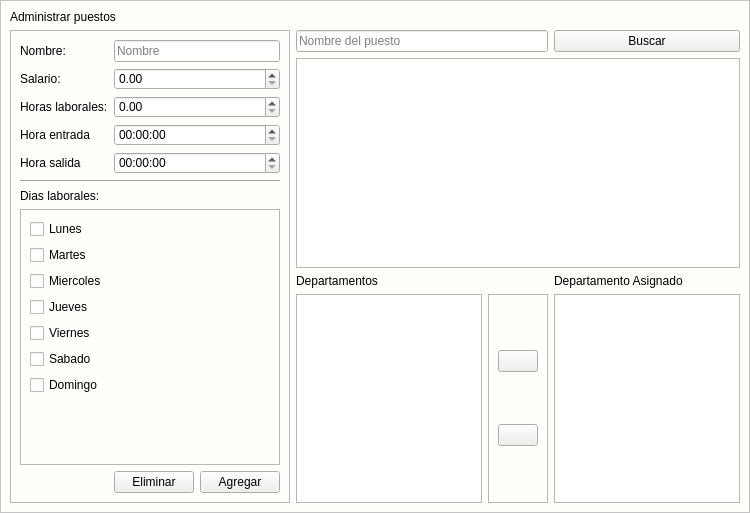
Above: app/View/UserInterfaceUi/UI_ADMINISTRAR_PUESTOS.ui from LAngelVp/software-punto-de-venta before the change. Below: the same form after it.
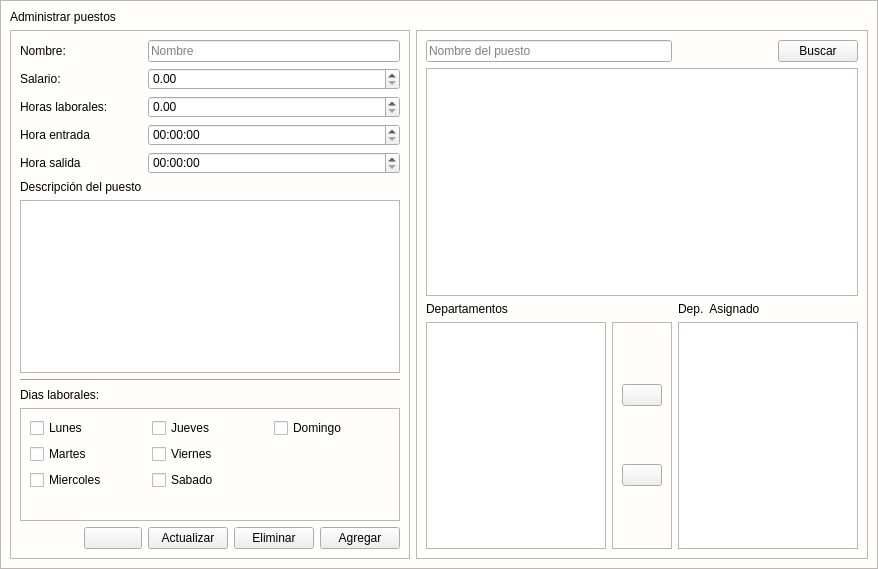
That is the form after the change. Icons and pictures are not drawn.

Commit message: Fakta agregar el puesto

Patch:
```diff
--- a/app/View/UserInterfaceUi/UI_ADMINISTRAR_PUESTOS.ui
+++ b/app/View/UserInterfaceUi/UI_ADMINISTRAR_PUESTOS.ui
@@ -6,8 +6,8 @@
    <rect>
     <x>0</x>
     <y>0</y>
-    <width>750</width>
-    <height>513</height>
+    <width>878</width>
+    <height>569</height>
    </rect>
   </property>
   <property name="minimumSize">
@@ -29,7 +29,7 @@
    <string notr="true">#Formulario_puestos{
 background: #fffefb;
 }
-#contenedor{
+[objectName*=&quot;contenedor&quot;]{
 background: #fffefb;
 }
 [objectName*=&quot;etiquetaTitulo_&quot;]{
@@ -62,6 +62,19 @@
 [objectName*=&quot;txt_&quot;]:focus{
 border-bottom: 2px solid #023375;
 }
+[objectName*=&quot;txtlargo_&quot;]{
+font-size: 14px;
+font-family:Arial;
+color: #1d1c1c;
+background: #F5F5F5;
+border:none;
+border-radius: 5px;
+border-bottom: 1px solid #1d1c1c;
+max-height: 100px;
+}
+[objectName*=&quot;txtlargo_&quot;]:focus{
+border-bottom: 2px solid #023375;
+}
 [objectName*=&quot;cajaopcion_&quot;]{
 font-size: 14px;
 font-weight:bold;
@@ -117,7 +130,9 @@
 border-radius:2px;
     margin: 22px 0 22px 0; 
 }
-
+#QListWidget{
+min-weight: 80px;
+}
 [objectName*=&quot;tabla_&quot;] QScrollBar::handle:vertical {
     background: #023375;  /* Color del &quot;manejador&quot; */
     min-height: 20px;  /* Altura mínima del manejador */
@@ -173,7 +188,7 @@
    <property name="spacing">
     <number>0</number>
    </property>
-   <item row="0" column="1">
+   <item row="0" column="0">
     <widget class="QFrame" name="contenedor">
      <property name="styleSheet">
       <string notr="true"/>
@@ -184,15 +199,15 @@
      <property name="frameShadow">
       <enum>QFrame::Raised</enum>
      </property>
-     <layout class="QGridLayout" name="gridLayout_2">
-      <item row="1" column="1" colspan="2">
-       <widget class="QLineEdit" name="txt_buscarpuesto">
-        <property name="placeholderText">
-         <string>Nombre del puesto</string>
+     <layout class="QGridLayout" name="gridLayout_6">
+      <item row="0" column="0">
+       <widget class="QLabel" name="etiquetaTitulo_administrarpuestos">
+        <property name="text">
+         <string>Administrar puestos</string>
         </property>
        </widget>
       </item>
-      <item row="1" column="0" rowspan="4">
+      <item row="1" column="0">
        <widget class="QFrame" name="contenedor_formulario">
         <property name="styleSheet">
          <string notr="true"/>
@@ -204,91 +219,135 @@
          <enum>QFrame::Raised</enum>
         </property>
         <layout class="QGridLayout" name="gridLayout_3">
-         <item row="4" column="0">
-          <widget class="QLabel" name="etiqueta_horasalida">
-           <property name="text">
-            <string>Hora salida</string>
-           </property>
-          </widget>
-         </item>
-         <item row="4" column="1" colspan="2">
-          <widget class="QTimeEdit" name="tiempo_horasalida">
-           <property name="calendarPopup">
-            <bool>true</bool>
-           </property>
-          </widget>
-         </item>
-         <item row="9" column="1">
+         <item row="11" column="3">
           <widget class="QPushButton" name="btn_btn_eliminar">
            <property name="text">
             <string>Eliminar</string>
            </property>
           </widget>
          </item>
-         <item row="1" column="1" colspan="2">
-          <widget class="QDoubleSpinBox" name="decimal_salario">
-           <property name="maximum">
-            <double>9999999999999999635896294965248.000000000000000</double>
-           </property>
-          </widget>
-         </item>
-         <item row="0" column="1" colspan="2">
-          <widget class="QLineEdit" name="txt_nombrepuesto">
-           <property name="placeholderText">
-            <string>Nombre</string>
-           </property>
-          </widget>
-         </item>
-         <item row="3" column="1" colspan="2">
-          <widget class="QTimeEdit" name="tiempo_horaentrada">
-           <property name="calendarPopup">
-            <bool>true</bool>
-           </property>
-          </widget>
-         </item>
-         <item row="2" column="1" colspan="2">
-          <widget class="QDoubleSpinBox" name="decimal_horaslaborales">
-           <property name="maximum">
-            <double>9999999999999999635896294965248.000000000000000</double>
-           </property>
-          </widget>
-         </item>
-         <item row="3" column="0">
-          <widget class="QLabel" name="etiqueta_horaentrada">
-           <property name="text">
-            <string>Hora entrada</string>
-           </property>
-          </widget>
-         </item>
-         <item row="9" column="2">
+         <item row="11" column="4">
           <widget class="QPushButton" name="btn_btn_agregar">
            <property name="text">
             <string>Agregar</string>
            </property>
           </widget>
          </item>
-         <item row="2" column="0">
-          <widget class="QLabel" name="etiqueta_horas_laborales">
+         <item row="6" column="0" colspan="5">
+          <widget class="QPlainTextEdit" name="txtlargo_descripcionpuesto"/>
+         </item>
+         <item row="8" column="0" colspan="5">
+          <widget class="QLabel" name="etiqueta_diaslaborales">
            <property name="text">
-            <string>Horas laborales:</string>
+            <string>Dias laborales:</string>
            </property>
           </widget>
          </item>
-         <item row="1" column="0">
+         <item row="7" column="0" colspan="5">
+          <widget class="Line" name="line">
+           <property name="orientation">
+            <enum>Qt::Horizontal</enum>
+           </property>
+          </widget>
+         </item>
+         <item row="1" column="0" colspan="2">
           <widget class="QLabel" name="etiqueta_salario">
            <property name="text">
             <string>Salario:</string>
            </property>
           </widget>
          </item>
-         <item row="0" column="0">
+         <item row="0" column="0" colspan="2">
           <widget class="QLabel" name="etiqueta_nombrepuesto">
            <property name="text">
             <string>Nombre:</string>
            </property>
           </widget>
          </item>
-         <item row="7" column="0" colspan="3">
+         <item row="2" column="0" colspan="2">
+          <widget class="QLabel" name="etiqueta_horas_laborales">
+           <property name="text">
+            <string>Horas laborales:</string>
+           </property>
+          </widget>
+         </item>
+         <item row="3" column="0" colspan="2">
+          <widget class="QLabel" name="etiqueta_horaentrada">
+           <property name="text">
+            <string>Hora entrada</string>
+           </property>
+          </widget>
+         </item>
+         <item row="4" column="0" colspan="2">
+          <widget class="QLabel" name="etiqueta_horasalida">
+           <property name="text">
+            <string>Hora salida</string>
+           </property>
+          </widget>
+         </item>
+         <item row="11" column="1">
+          <widget class="QPushButton" name="btn_btn_limpiar">
+           <property name="cursor">
+            <cursorShape>PointingHandCursor</cursorShape>
+           </property>
+           <property name="text">
+            <string/>
+           </property>
+           <property name="icon">
+            <iconset resource="../../Source/iconsdvg.qrc">
+             <normaloff>:/Icons/IconosSVG/borrador.png</normaloff>:/Icons/IconosSVG/borrador.png</iconset>
+           </property>
+           <property name="iconSize">
+            <size>
+             <width>25</width>
+             <height>25</height>
+            </size>
+           </property>
+          </widget>
+         </item>
+         <item row="4" column="2" colspan="3">
+          <widget class="QTimeEdit" name="tiempo_horasalida">
+           <property name="calendarPopup">
+            <bool>true</bool>
+           </property>
+          </widget>
+         </item>
+         <item row="0" column="2" colspan="3">
+          <widget class="QLineEdit" name="txt_nombrepuesto">
+           <property name="placeholderText">
+            <string>Nombre</string>
+           </property>
+          </widget>
+         </item>
+         <item row="3" column="2" colspan="3">
+          <widget class="QTimeEdit" name="tiempo_horaentrada">
+           <property name="calendarPopup">
+            <bool>true</bool>
+           </property>
+          </widget>
+         </item>
+         <item row="1" column="2" colspan="3">
+          <widget class="QDoubleSpinBox" name="decimal_salario">
+           <property name="maximum">
+            <double>9999999999999999635896294965248.000000000000000</double>
+           </property>
+          </widget>
+         </item>
+         <item row="2" column="2" colspan="3">
+          <widget class="QDoubleSpinBox" name="decimal_horaslaborales">
+           <property name="maximum">
+            <double>9999999999999999635896294965248.000000000000000</double>
+           </property>
+          </widget>
+         </item>
+         <item row="11" column="2">
+          <widget class="QPushButton" name="btn_btn_actualizar">
+           <property name="text">
+            <string>Actualizar</string>
+           </property>
+          </widget>
+         </item>
+         <item row="9" column="0" colspan="5">
           <widget class="QFrame" name="contenedor_diaslaborales">
            <property name="frameShape">
             <enum>QFrame::StyledPanel</enum>
@@ -296,14 +355,7 @@
            <property name="frameShadow">
             <enum>QFrame::Raised</enum>
            </property>
-           <layout class="QFormLayout" name="formLayout">
-            <item row="0" column="0">
-             <widget class="QCheckBox" name="cajaopcion_lunes">
-              <property name="text">
-               <string>Lunes</string>
-              </property>
-             </widget>
-            </item>
+           <layout class="QGridLayout" name="gridLayout_5">
             <item row="1" column="0">
              <widget class="QCheckBox" name="cajaopcion_martes">
               <property name="text">
@@ -311,6 +363,26 @@
               </property>
              </widget>
             </item>
+            <item row="4" column="0">
+             <spacer name="verticalSpacer">
+              <property name="orientation">
+               <enum>Qt::Vertical</enum>
+              </property>
+              <property name="sizeHint" stdset="0">
+               <size>
+                <width>20</width>
+                <height>40</height>
+               </size>
+              </property>
+             </spacer>
+            </item>
+            <item row="0" column="0">
+             <widget class="QCheckBox" name="cajaopcion_lunes">
+              <property name="text">
+               <string>Lunes</string>
+              </property>
+             </widget>
+            </item>
             <item row="2" column="0">
              <widget class="QCheckBox" name="cajaopcion_miercoles">
               <property name="text">
@@ -318,95 +390,133 @@
               </property>
              </widget>
             </item>
-            <item row="3" column="0">
+            <item row="0" column="1">
              <widget class="QCheckBox" name="cajaopcion_jueves">
               <property name="text">
                <string>Jueves</string>
               </property>
              </widget>
             </item>
-            <item row="4" column="0">
+            <item row="1" column="1">
              <widget class="QCheckBox" name="cajaopcion_viernes">
               <property name="text">
                <string>Viernes</string>
               </property>
              </widget>
             </item>
-            <item row="5" column="0">
+            <item row="2" column="1">
              <widget class="QCheckBox" name="cajaopcion_sabado">
               <property name="text">
                <string>Sabado</string>
               </property>
              </widget>
             </item>
-            <item row="6" column="0">
+            <item row="0" column="2">
              <widget class="QCheckBox" name="cajaopcion_domingo">
               <property name="text">
                <string>Domingo</string>
               </property>
              </widget>
             </item>
-            <item row="7" column="0">
-             <spacer name="verticalSpacer">
-              <property name="orientation">
-               <enum>Qt::Vertical</enum>
-              </property>
-              <property name="sizeHint" stdset="0">
-               <size>
-                <width>20</width>
-                <height>40</height>
-               </size>
-              </property>
-             </spacer>
-            </item>
            </layout>
           </widget>
          </item>
-         <item row="6" column="0" colspan="3">
-          <widget class="QLabel" name="etiqueta_diaslaborales">
+         <item row="5" column="0" colspan="2">
+          <widget class="QLabel" name="etiqueta_descripcion">
            <property name="text">
-            <string>Dias laborales:</string>
-           </property>
-          </widget>
-         </item>
-         <item row="5" column="0" colspan="3">
-          <widget class="Line" name="line">
-           <property name="orientation">
-            <enum>Qt::Horizontal</enum>
+            <string>Descripción del puesto</string>
            </property>
           </widget>
          </item>
         </layout>
        </widget>
       </item>
-      <item row="4" column="2">
-       <widget class="QFrame" name="contenedor_botonesvincular">
+      <item row="1" column="1">
+       <widget class="QFrame" name="frame">
         <property name="frameShape">
          <enum>QFrame::StyledPanel</enum>
         </property>
         <property name="frameShadow">
          <enum>QFrame::Raised</enum>
         </property>
-        <layout class="QGridLayout" name="gridLayout_4">
-         <item row="0" column="0">
-          <widget class="QPushButton" name="btn_btn_vincular">
-           <property name="cursor">
-            <cursorShape>PointingHandCursor</cursorShape>
+        <layout class="QGridLayout" name="gridLayout_2">
+         <item row="2" column="0">
+          <widget class="QLabel" name="etiquetasubtitulo_departamentosexistentes">
+           <property name="text">
+            <string>Departamentos</string>
            </property>
-           <property name="toolTip">
-            <string>Vincular</string>
+           <property name="wordWrap">
+            <bool>true</bool>
            </property>
+          </widget>
+         </item>
+         <item row="2" column="2" colspan="2">
+          <widget class="QLabel" name="etiquetasubtitulo_departamentosvinculadas">
            <property name="text">
-            <string/>
+            <string>Dep.  Asignado</string>
            </property>
-           <property name="icon">
-            <iconset resource="../../Source/ibootstrap.qrc">
-             <normaloff>:/Icons/Bootstrap/arrow-right-circle.svg</normaloff>:/Icons/Bootstrap/arrow-right-circle.svg</iconset>
+           <property name="wordWrap">
+            <bool>true</bool>
            </property>
           </widget>
          </item>
-         <item row="1" column="0">
-          <widget class="QPushButton" name="btn_btn_desvincular">
+         <item row="3" column="0">
+          <widget class="QListWidget" name="lista_departamentosexistentes"/>
+         </item>
+         <item row="3" column="1">
+          <widget class="QFrame" name="contenedor_botonesvincular">
+           <property name="frameShape">
+            <enum>QFrame::StyledPanel</enum>
+           </property>
+           <property name="frameShadow">
+            <enum>QFrame::Raised</enum>
+           </property>
+           <layout class="QGridLayout" name="gridLayout_4">
+            <item row="0" column="0">
+             <widget class="QPushButton" name="btn_btn_vincular">
+              <property name="cursor">
+               <cursorShape>PointingHandCursor</cursorShape>
+              </property>
+              <property name="toolTip">
+               <string>Vincular</string>
+              </property>
+              <property name="text">
+               <string/>
+              </property>
+              <property name="icon">
+               <iconset resource="../../Source/ibootstrap.qrc">
+                <normaloff>:/Icons/Bootstrap/arrow-right-circle.svg</normaloff>:/Icons/Bootstrap/arrow-right-circle.svg</iconset>
+              </property>
+             </widget>
+            </item>
+            <item row="1" column="0">
+             <widget class="QPushButton" name="btn_btn_desvincular">
+              <property name="cursor">
+               <cursorShape>PointingHandCursor</cursorShape>
+              </property>
+              <property name="toolTip">
+               <string>Desvincular</string>
+              </property>
+              <property name="text">
+               <string/>
+              </property>
+              <property name="icon">
+               <iconset resource="../../Source/ibootstrap.qrc">
+                <normaloff>:/Icons/Bootstrap/arrow-left-circle.svg</normaloff>:/Icons/Bootstrap/arrow-left-circle.svg</iconset>
+              </property>
+             </widget>
+            </item>
+           </layout>
+          </widget>
+         </item>
+         <item row="3" column="2" colspan="2">
+          <widget class="QListWidget" name="lista_departamentosvinculadas"/>
+         </item>
+         <item row="1" column="0" colspan="4">
+          <widget class="QTableView" name="tabla_listapuestos"/>
+         </item>
+         <item row="0" column="3">
+          <widget class="QPushButton" name="btn_btn_buscarpuesto">
            <property name="cursor">
             <cursorShape>PointingHandCursor</cursorShape>
            </property>
@@ -414,60 +524,33 @@
             <string>Desvincular</string>
            </property>
            <property name="text">
-            <string/>
+            <string>Buscar</string>
            </property>
-           <property name="icon">
-            <iconset resource="../../Source/ibootstrap.qrc">
-             <normaloff>:/Icons/Bootstrap/arrow-left-circle.svg</normaloff>:/Icons/Bootstrap/arrow-left-circle.svg</iconset>
+          </widget>
+         </item>
+         <item row="0" column="0" colspan="2">
+          <widget class="QLineEdit" name="txt_buscarpuesto">
+           <property name="placeholderText">
+            <string>Nombre del puesto</string>
            </property>
           </widget>
          </item>
+         <item row="0" column="2">
+          <spacer name="horizontalSpacer">
+           <property name="orientation">
+            <enum>Qt::Horizontal</enum>
+           </property>
+           <property name="sizeHint" stdset="0">
+            <size>
+             <width>40</width>
+             <height>20</height>
+            </size>
+           </property>
+          </spacer>
+         </item>
         </layout>
        </widget>
       </item>
-      <item row="0" column="0">
-       <widget class="QLabel" name="etiquetaTitulo_administrarpuestos">
-        <property name="text">
-         <string>Administrar puestos</string>
-        </property>
-       </widget>
-      </item>
-      <item row="4" column="1">
-       <widget class="QListWidget" name="lista_departamentosexistentes"/>
-      </item>
-      <item row="3" column="3">
-       <widget class="QLabel" name="etiquetasubtitulo_departamentosvinculadas">
-        <property name="text">
-         <string>Departamento Asignado</string>
-        </property>
-        <property name="wordWrap">
-         <bool>true</bool>
-        </property>
-       </widget>
-      </item>
-      <item row="2" column="1" colspan="3">
-       <widget class="QTableView" name="tabla_listapuestos"/>
-      </item>
-      <item row="4" column="3">
-       <widget class="QListWidget" name="lista_departamentosvinculadas"/>
-      </item>
-      <item row="3" column="1">
-       <widget class="QLabel" name="etiquetasubtitulo_departamentosexistentes">
-        <property name="text">
-         <string>Departamentos</string>
-        </property>
-       </widget>
-      </item>
-      <item row="1" column="3">
-       <widget class="QPushButton" name="btn_btn_buscarpuesto">
-        <property name="cursor">
-         <cursorShape>PointingHandCursor</cursorShape>
-        </property>
-        <property name="text">
-         <string>Buscar</string>
-        </property>
-       </widget>
-      </item>
      </layout>
     </widget>
    </item>
```
Left out of the diff: 4 changed lines with no effect on the pictures. The commit also changes 31 other files.
